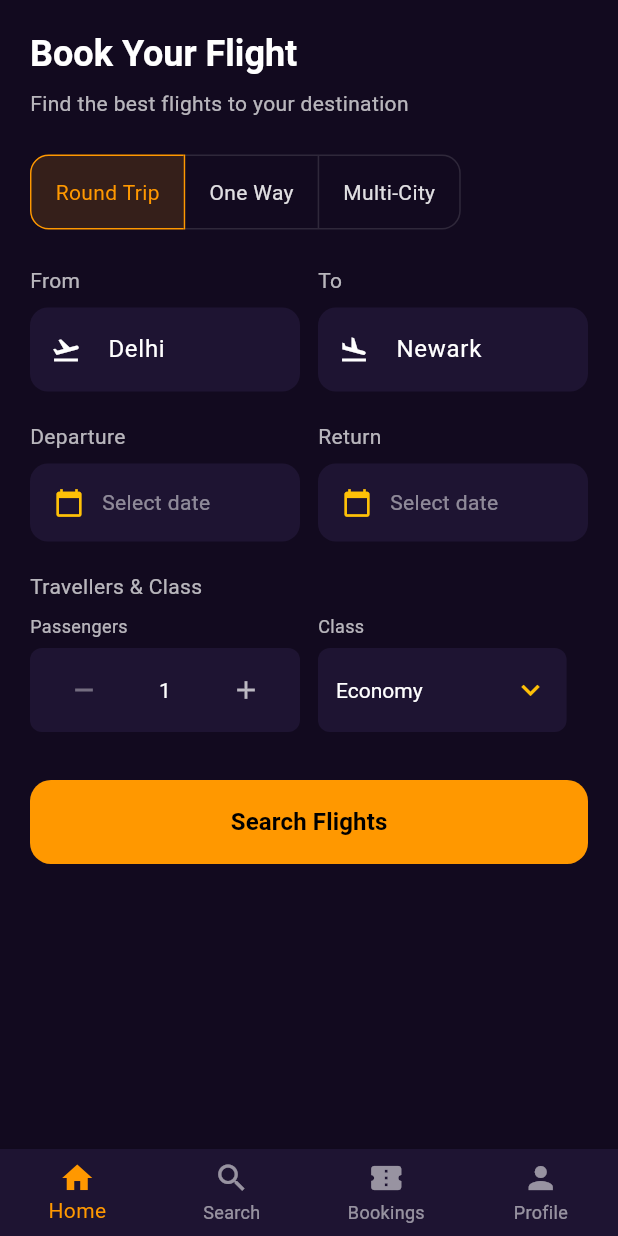
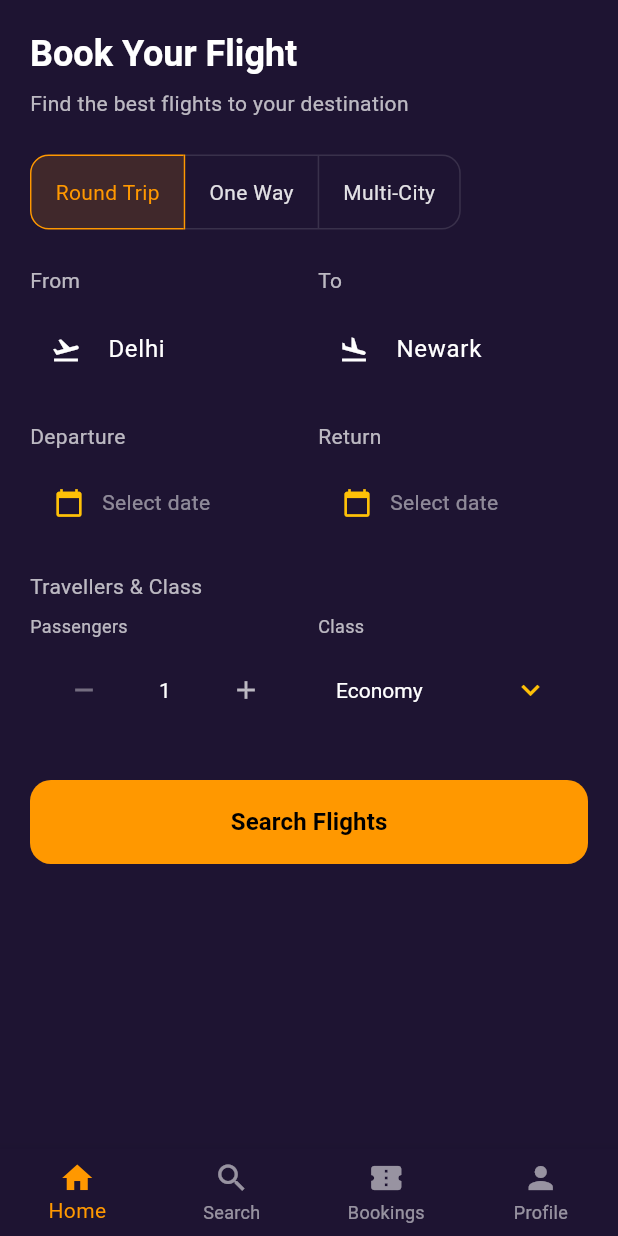
Before and after one commit to Mogifar/myapps3, a Flutter app: the screen it shows after launch, on a phone screen of 412 x 824 dp. Run offline on Flutter 3.47's test engine with Material 3 defaults, Android fonts, the phone set to English and light mode, and no system bars.

Commit message:
Fix: Resolve all flutter analyze issues (deprecated members, unused import, null assertion, test class name)

```diff
--- a/lib/main.dart
+++ b/lib/main.dart
@@ -65,7 +65,6 @@ class AppTheme {
         primary: amberPrimary,
         secondary: amberSecondary,
         surface: surfacePurple,
-        background: deepPurple,
         onPrimary: Color(0xFF000000), // text on amber buttons
         onSurface: textPrimary,
       ),
--- a/lib/models/flight_model.dart
+++ b/lib/models/flight_model.dart
@@ -1,5 +1,3 @@
-import 'package:flutter/foundation.dart';
-
 /// Data model representing a single flight option.
 ///
 /// Fields are [final] for immutability. A [const] constructor is not used
--- a/lib/screens/home_page.dart
+++ b/lib/screens/home_page.dart
@@ -73,9 +73,9 @@ class _HomePageState extends State<HomePage> {
     const labels = ['Round Trip', 'One Way', 'Multi-City'];
     return ToggleButtons(
       isSelected: List.generate(3, (i) => i == _tripTypeIndex),
-      onPressed: (index) => setState(() => _tripTypeIndex = index!),
+      onPressed: (index) => setState(() => _tripTypeIndex = index),
       borderRadius: BorderRadius.circular(12),
-      fillColor: Theme.of(context).colorScheme.primary.withOpacity(0.15),
+      fillColor: Theme.of(context).colorScheme.primary.withValues(alpha: 0.15),
       selectedBorderColor: Theme.of(context).colorScheme.primary,
       selectedColor: Theme.of(context).colorScheme.primary,
       children: labels
@@ -98,7 +98,7 @@ class _HomePageState extends State<HomePage> {
         Text(
           label,
           style: Theme.of(context).textTheme.bodyMedium?.copyWith(
-                color: Theme.of(context).colorScheme.onSurface.withOpacity(0.7),
+                color: Theme.of(context).colorScheme.onSurface.withValues(alpha: 0.7),
               ),
         ),
         const SizedBox(height: 8),
@@ -109,7 +109,7 @@ class _HomePageState extends State<HomePage> {
             prefixIcon: Icon(icon, size: 20),
             hintText: label,
             hintStyle: TextStyle(
-              color: Theme.of(context).colorScheme.onSurface.withOpacity(0.5),
+              color: Theme.of(context).colorScheme.onSurface.withValues(alpha: 0.5),
             ),
           ),
         ),
@@ -128,7 +128,7 @@ class _HomePageState extends State<HomePage> {
         Text(
           label,
           style: Theme.of(context).textTheme.bodyMedium?.copyWith(
-                color: Theme.of(context).colorScheme.onSurface.withOpacity(0.7),
+                color: Theme.of(context).colorScheme.onSurface.withValues(alpha: 0.7),
               ),
         ),
         const SizedBox(height: 8),
@@ -153,7 +153,7 @@ class _HomePageState extends State<HomePage> {
                     style: TextStyle(
                       color: date != null
                           ? Colors.white
-                          : Theme.of(context).colorScheme.onSurface.withOpacity(0.5),
+                          : Theme.of(context).colorScheme.onSurface.withValues(alpha: 0.5),
                     ),
                   ),
                 ),
@@ -172,7 +172,7 @@ class _HomePageState extends State<HomePage> {
         Text(
           'Travellers & Class',
           style: Theme.of(context).textTheme.bodyMedium?.copyWith(
-                color: Theme.of(context).colorScheme.onSurface.withOpacity(0.7),
+                color: Theme.of(context).colorScheme.onSurface.withValues(alpha: 0.7),
               ),
         ),
         const SizedBox(height: 8),
@@ -298,7 +298,7 @@ class _HomePageState extends State<HomePage> {
   @override
   Widget build(BuildContext context) {
     return Scaffold(
-      backgroundColor: Theme.of(context).colorScheme.background,
+      backgroundColor: Theme.of(context).colorScheme.surface,
       bottomNavigationBar: _buildBottomNavBar(),
       body: SafeArea(
         child: SingleChildScrollView(
--- a/lib/screens/search_results_page.dart
+++ b/lib/screens/search_results_page.dart
@@ -14,7 +14,7 @@ class SearchResultsPage extends StatelessWidget {
     final colorScheme = Theme.of(context).colorScheme;
 
     return Scaffold(
-      backgroundColor: colorScheme.background,
+      backgroundColor: colorScheme.surface,
       appBar: AppBar(
         title: const Text('Search Results'),
         backgroundColor: colorScheme.surface,
@@ -85,7 +85,7 @@ class _FlightCard extends StatelessWidget {
               children: [
                 CircleAvatar(
                   radius: 18,
-                  backgroundColor: colorScheme.primary.withOpacity(0.15),
+                  backgroundColor: colorScheme.primary.withValues(alpha: 0.15),
                   child: Text(
                     flight.airlineCode,
                     style: TextStyle(
@@ -207,7 +207,7 @@ class _FlightCard extends StatelessWidget {
               Container(
                 padding: const EdgeInsets.symmetric(horizontal: 10, vertical: 6),
                 decoration: BoxDecoration(
-                  color: Colors.green.withOpacity(0.15),
+                  color: Colors.green.withValues(alpha: 0.15),
                   borderRadius: BorderRadius.circular(20),
                 ),
                 child: Row(
```
Also changed, not shown: pubspec.lock, 1 other file.
